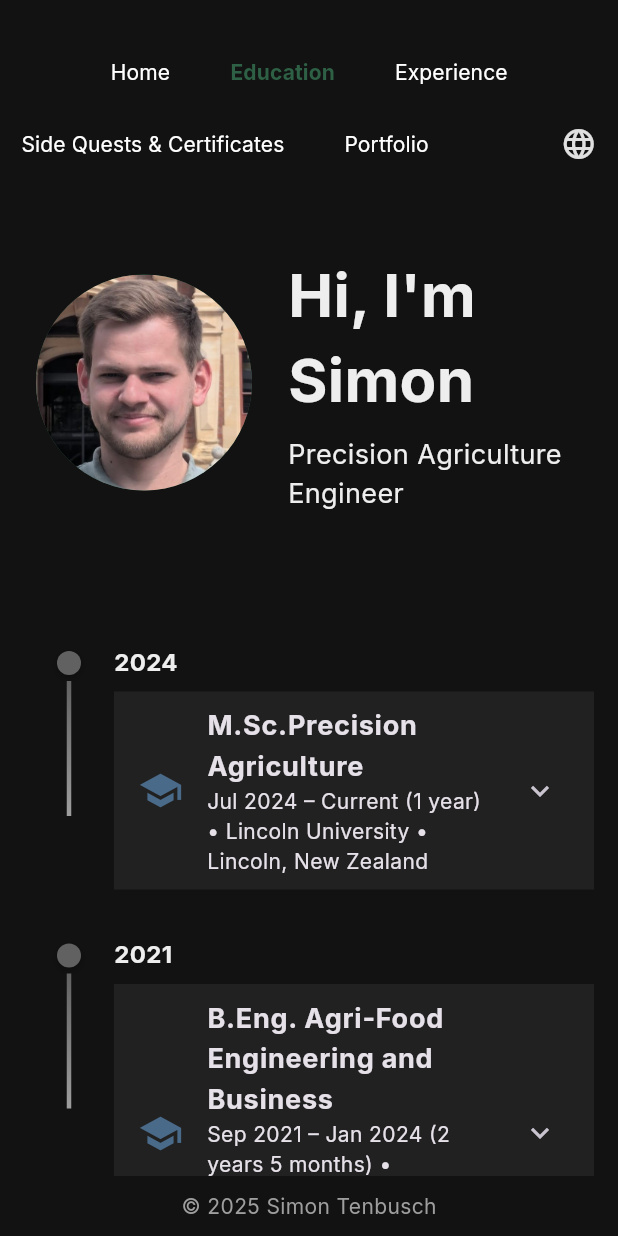
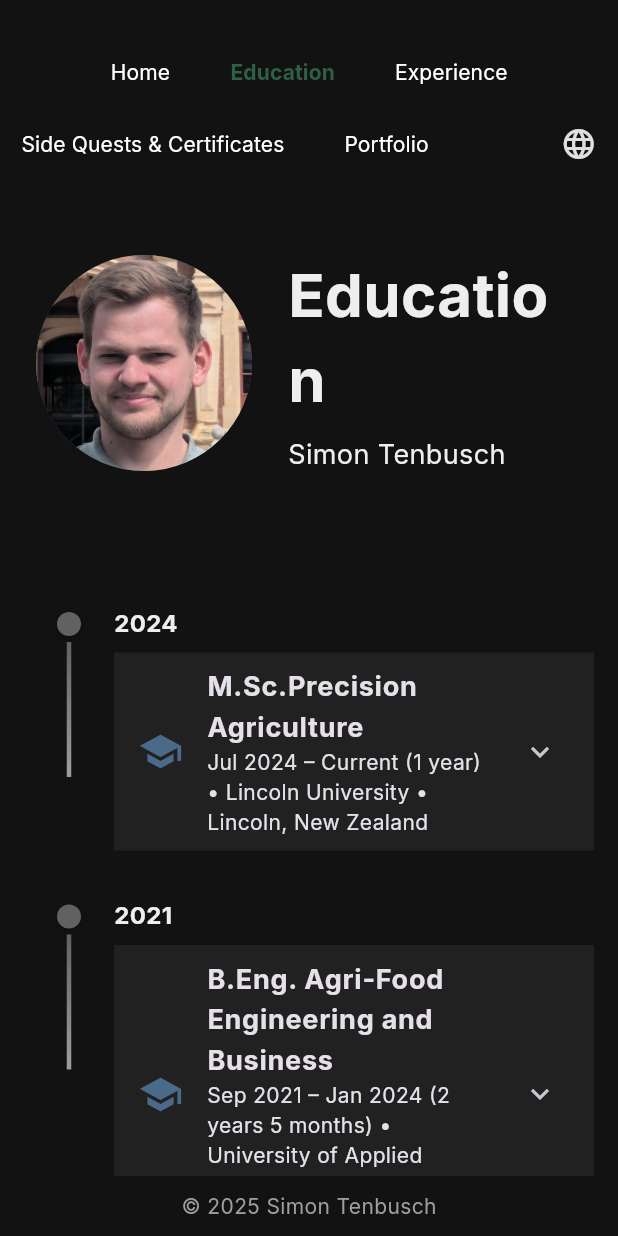
Before and after one commit to tenbuschs/st_cv_website, a Flutter app: the EducationPage screen opened by its route, on a phone screen of 412 x 824 dp. Run offline on Flutter 3.47's test engine with Material 3 defaults, Android fonts, the light colour scheme and no system bars; our stand-ins replace firebase_auth, firebase_core, flutter_linkify, flutter_map, font_awesome_flutter, google_fonts and 1 more; missing offline and left inert: flutter_map_marker_popup, universal_html; accounts and stored records are empty; network calls fail.

Commit message:
modular text for the avatar header

```diff
--- a/lib/education.dart
+++ b/lib/education.dart
@@ -3,6 +3,7 @@ import 'main_layout.dart';
 import 'timeline.dart';
 import 'event_lists.dart';
 import 'event_map.dart';
+import 'l10n/app_localizations.dart';
 
 class EducationPage extends StatelessWidget {
   final VoidCallback toggleLocale;
@@ -17,6 +18,8 @@ class EducationPage extends StatelessWidget {
   @override
   Widget build(BuildContext context) {
     return MainLayout(
+      mainText: AppLocalizations.of(context)!.education,
+      lowerText: "Simon Tenbusch",
       toggleLocale: toggleLocale,
       locale: locale,
       silvers: [
--- a/lib/experience.dart
+++ b/lib/experience.dart
@@ -3,6 +3,7 @@ import 'event_lists.dart';
 import 'main_layout.dart';
 import 'timeline.dart';
 import 'event_map.dart';
+import 'l10n/app_localizations.dart';
 
 class ExperiencePage extends StatefulWidget {
   final VoidCallback toggleLocale;
@@ -22,6 +23,8 @@ class _ExperiencePageState extends State<ExperiencePage> {
   @override
   Widget build(BuildContext context) {
     return MainLayout(
+      mainText: AppLocalizations.of(context)!.experience,
+      lowerText: "Simon Tenbusch",
       toggleLocale: widget.toggleLocale,
       locale: widget.locale,
       silvers: [
--- a/lib/home.dart
+++ b/lib/home.dart
@@ -18,6 +18,8 @@ class HomePage extends StatelessWidget {
     final isGerman = locale.languageCode == 'de';
 
     return MainLayout(
+      mainText: AppLocalizations.of(context)!.greeting,
+      lowerText: AppLocalizations.of(context)!.profession,
       toggleLocale: toggleLocale,
       locale: locale,
       silvers: [
--- a/lib/main_layout.dart
+++ b/lib/main_layout.dart
@@ -3,12 +3,16 @@ import 'package:google_fonts/google_fonts.dart';
 import 'l10n/app_localizations.dart';
 
 class MainLayout extends StatelessWidget {
+  final String mainText;
+  final String lowerText;
   final List<Widget> silvers;
   final VoidCallback toggleLocale;
   final Locale locale;
 
   const MainLayout({
     super.key,
+    required this.mainText,
+    required this.lowerText,
     required this.silvers,
     required this.toggleLocale,
     required this.locale,
@@ -145,8 +149,8 @@ class MainLayout extends StatelessWidget {
                     children: [
                       // Header
                       HeaderWithAvatar(
-                        mainText: AppLocalizations.of(context)!.greeting,
-                        lowerText: AppLocalizations.of(context)!.profession,
+                        mainText: mainText,
+                        lowerText: lowerText,
                       ),
                       const SizedBox(height: 32),
                     ],
--- a/lib/volunteering.dart
+++ b/lib/volunteering.dart
@@ -3,6 +3,7 @@ import 'main_layout.dart';
 import 'timeline.dart';
 import 'event_lists.dart';
 import 'event_map.dart';
+import 'l10n/app_localizations.dart';
 
 class VolunteeringPage extends StatelessWidget {
   final VoidCallback toggleLocale;
@@ -17,6 +18,8 @@ class VolunteeringPage extends StatelessWidget {
   @override
   Widget build(BuildContext context) {
     return MainLayout(
+      mainText: AppLocalizations.of(context)!.volunteering,
+      lowerText: "Simon Tenbusch",
       toggleLocale: toggleLocale,
       locale: locale,
       silvers: [
```
Also changed, not shown: lib/portfolio.dart (+9 -1 lines).
